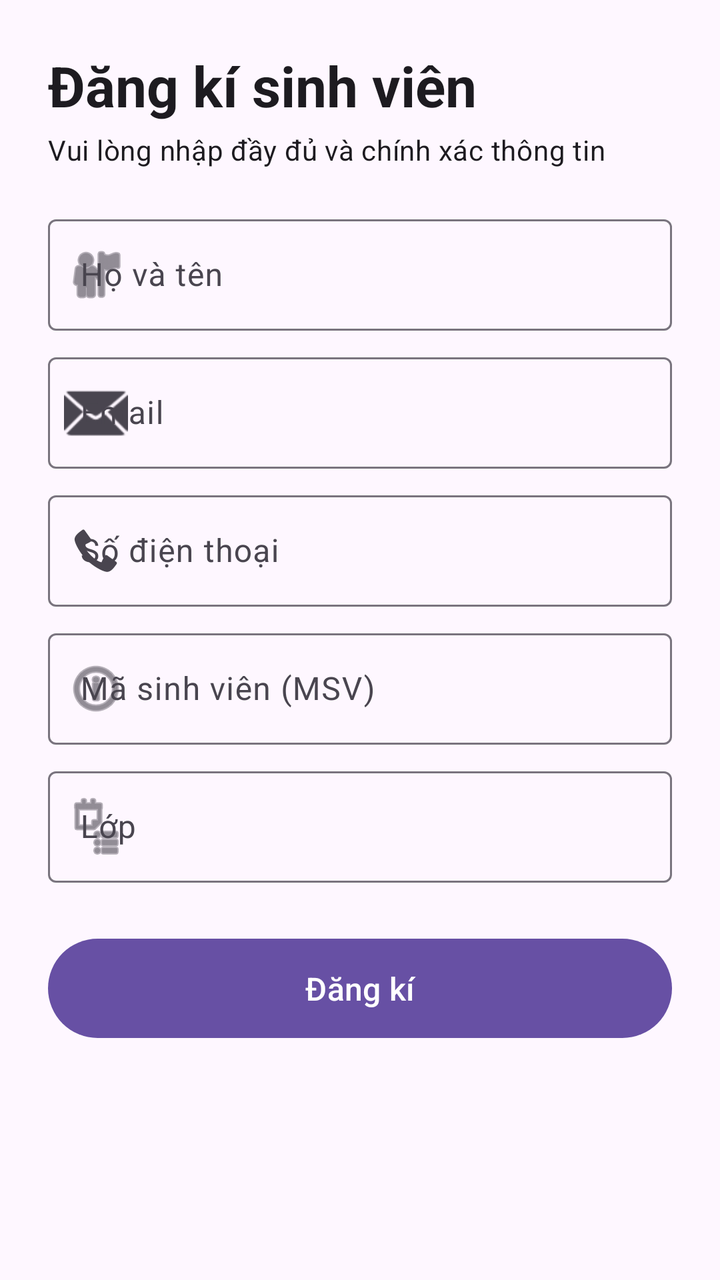
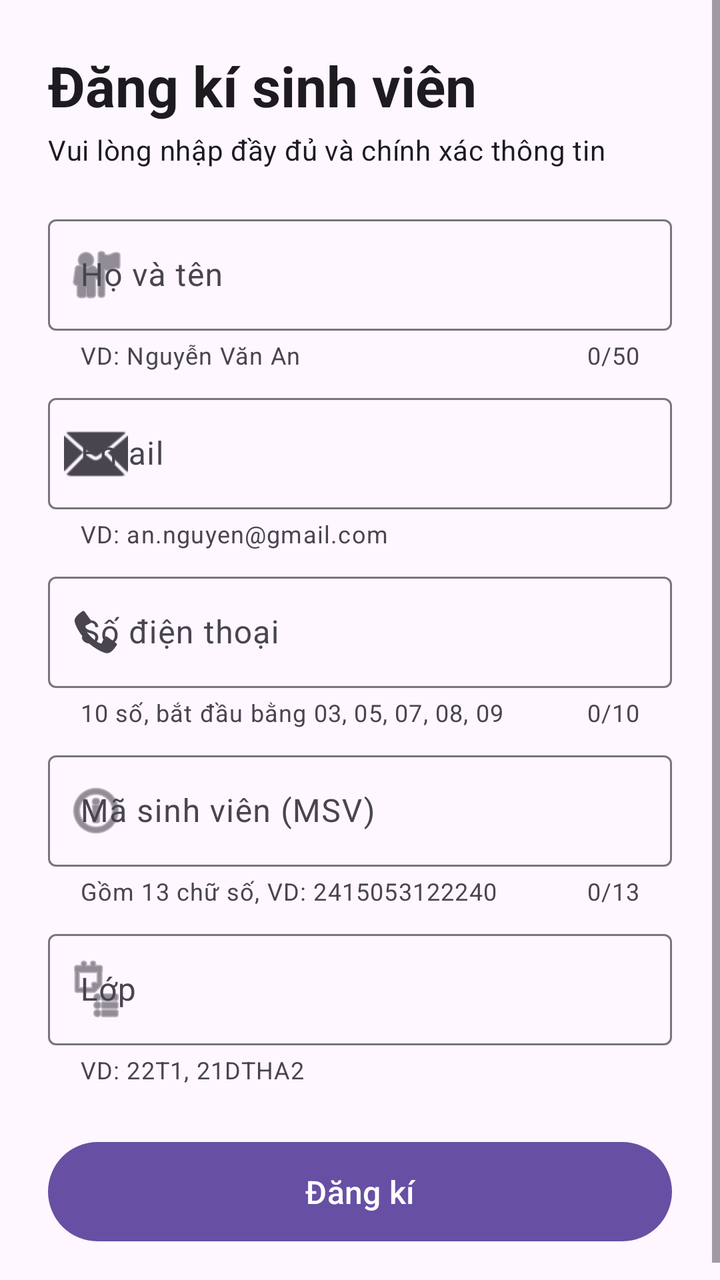

Compare the two renders of this Android layout. The source of the first and the diff that turns it into the second are given below.
<!-- AndroidManifest.xml: application theme Theme.NDT_Event_Validation -->
<!-- res/layout/activity_main.xml -->
<?xml version="1.0" encoding="utf-8"?>
<ScrollView xmlns:android="http://schemas.android.com/apk/res/android"
    xmlns:app="http://schemas.android.com/apk/res-auto"
    xmlns:tools="http://schemas.android.com/tools"
    android:id="@+id/main"
    android:layout_width="match_parent"
    android:layout_height="match_parent"
    android:fillViewport="true"
    tools:context=".MainActivity">

    <LinearLayout
        android:layout_width="match_parent"
        android:layout_height="wrap_content"
        android:orientation="vertical"
        android:padding="24dp">

        <TextView
            android:layout_width="match_parent"
            android:layout_height="wrap_content"
            android:text="@string/title_register"
            android:textAppearance="?attr/textAppearanceHeadlineMedium"
            android:textStyle="bold" />

        <TextView
            android:layout_width="match_parent"
            android:layout_height="wrap_content"
            android:layout_marginTop="4dp"
            android:layout_marginBottom="20dp"
            android:text="@string/subtitle_register"
            android:textAppearance="?attr/textAppearanceBodyMedium" />

        
        <com.google.android.material.textfield.TextInputLayout
            android:id="@+id/tilFullName"
            style="@style/Widget.Material3.TextInputLayout.OutlinedBox"
            android:layout_width="match_parent"
            android:layout_height="wrap_content"
            android:hint="@string/hint_full_name"
            app:startIconDrawable="@android:drawable/ic_menu_myplaces">

            <com.google.android.material.textfield.TextInputEditText
                android:id="@+id/edtFullName"
                android:layout_width="match_parent"
                android:layout_height="wrap_content"
                android:imeOptions="actionNext"
                android:inputType="textPersonName|textCapWords"
                android:maxLines="1" />
        </com.google.android.material.textfield.TextInputLayout>

        
        <com.google.android.material.textfield.TextInputLayout
            android:id="@+id/tilEmail"
            style="@style/Widget.Material3.TextInputLayout.OutlinedBox"
            android:layout_width="match_parent"
            android:layout_height="wrap_content"
            android:layout_marginTop="8dp"
            android:hint="@string/hint_email"
            app:startIconDrawable="@android:drawable/ic_dialog_email">

            <com.google.android.material.textfield.TextInputEditText
                android:id="@+id/edtEmail"
                android:layout_width="match_parent"
                android:layout_height="wrap_content"
                android:imeOptions="actionNext"
                android:inputType="textEmailAddress"
                android:maxLines="1" />
        </com.google.android.material.textfield.TextInputLayout>

        
        <com.google.android.material.textfield.TextInputLayout
            android:id="@+id/tilPhone"
            style="@style/Widget.Material3.TextInputLayout.OutlinedBox"
            android:layout_width="match_parent"
            android:layout_height="wrap_content"
            android:layout_marginTop="8dp"
            android:hint="@string/hint_phone"
            app:startIconDrawable="@android:drawable/stat_sys_phone_call">

            <com.google.android.material.textfield.TextInputEditText
                android:id="@+id/edtPhone"
                android:layout_width="match_parent"
                android:layout_height="wrap_content"
                android:imeOptions="actionNext"
                android:inputType="phone"
                android:maxLines="1" />
        </com.google.android.material.textfield.TextInputLayout>

        
        <com.google.android.material.textfield.TextInputLayout
            android:id="@+id/tilStudentId"
            style="@style/Widget.Material3.TextInputLayout.OutlinedBox"
            android:layout_width="match_parent"
            android:layout_height="wrap_content"
            android:layout_marginTop="8dp"
            android:hint="@string/hint_student_id"
            app:startIconDrawable="@android:drawable/ic_menu_info_details">

            <com.google.android.material.textfield.TextInputEditText
                android:id="@+id/edtStudentId"
                android:layout_width="match_parent"
                android:layout_height="wrap_content"
                android:imeOptions="actionNext"
                android:inputType="number"
                android:maxLines="1" />
        </com.google.android.material.textfield.TextInputLayout>

        
        <com.google.android.material.textfield.TextInputLayout
            android:id="@+id/tilClassName"
            style="@style/Widget.Material3.TextInputLayout.OutlinedBox"
            android:layout_width="match_parent"
            android:layout_height="wrap_content"
            android:layout_marginTop="8dp"
            android:hint="@string/hint_class_name"
            app:startIconDrawable="@android:drawable/ic_menu_agenda">

            <com.google.android.material.textfield.TextInputEditText
                android:id="@+id/edtClassName"
                android:layout_width="match_parent"
                android:layout_height="wrap_content"
                android:imeOptions="actionDone"
                android:inputType="textCapCharacters"
                android:maxLines="1" />
        </com.google.android.material.textfield.TextInputLayout>

        <com.google.android.material.button.MaterialButton
            android:id="@+id/btnRegister"
            android:layout_width="match_parent"
            android:layout_height="wrap_content"
            android:layout_marginTop="24dp"
            android:paddingVertical="14dp"
            android:text="@string/btn_register"
            android:textSize="16sp" />

    </LinearLayout>
</ScrollView>
<!-- resources referenced by this layout -->
<resources>
  <string name="btn_register">Đăng kí</string>
  <string name="hint_class_name">Lớp</string>
  <string name="hint_email">Email</string>
  <string name="hint_full_name">Họ và tên</string>
  <string name="hint_phone">Số điện thoại</string>
  <string name="hint_student_id">Mã sinh viên (MSV)</string>
  <string name="subtitle_register">Vui lòng nhập đầy đủ và chính xác thông tin</string>
  <string name="title_register">Đăng kí sinh viên</string>
  <style name="Theme.NDT_Event_Validation" parent="Base.Theme.NDT_Event_Validation" />
  <style name="Base.Theme.NDT_Event_Validation" parent="Theme.Material3.DayNight.NoActionBar">
          
          
      </style>
</resources>

<!-- the commit's change to res/layout/activity_main.xml (unified diff, before → after) -->
@@ -36,6 +36,9 @@
             android:layout_width="match_parent"
             android:layout_height="wrap_content"
             android:hint="@string/hint_full_name"
+            app:counterEnabled="true"
+            app:counterMaxLength="50"
+            app:helperText="@string/helper_full_name"
             app:startIconDrawable="@android:drawable/ic_menu_myplaces">
 
             <com.google.android.material.textfield.TextInputEditText
@@ -55,6 +58,7 @@
             android:layout_height="wrap_content"
             android:layout_marginTop="8dp"
             android:hint="@string/hint_email"
+            app:helperText="@string/helper_email"
             app:startIconDrawable="@android:drawable/ic_dialog_email">
 
             <com.google.android.material.textfield.TextInputEditText
@@ -74,6 +78,9 @@
             android:layout_height="wrap_content"
             android:layout_marginTop="8dp"
             android:hint="@string/hint_phone"
+            app:counterEnabled="true"
+            app:counterMaxLength="10"
+            app:helperText="@string/helper_phone"
             app:startIconDrawable="@android:drawable/stat_sys_phone_call">
 
             <com.google.android.material.textfield.TextInputEditText
@@ -93,6 +100,9 @@
             android:layout_height="wrap_content"
             android:layout_marginTop="8dp"
             android:hint="@string/hint_student_id"
+            app:counterEnabled="true"
+            app:counterMaxLength="13"
+            app:helperText="@string/helper_student_id"
             app:startIconDrawable="@android:drawable/ic_menu_info_details">
 
             <com.google.android.material.textfield.TextInputEditText
@@ -112,6 +122,7 @@
             android:layout_height="wrap_content"
             android:layout_marginTop="8dp"
             android:hint="@string/hint_class_name"
+            app:helperText="@string/helper_class_name"
             app:startIconDrawable="@android:drawable/ic_menu_agenda">
 
             <com.google.android.material.textfield.TextInputEditText
<!-- resource entries referenced after the edit -->
@@ -1,6 +1,11 @@
 <!-- resources referenced by this layout -->
 <resources>
   <string name="btn_register">Đăng kí</string>
+  <string name="helper_class_name">VD: 22T1, 21DTHA2</string>
+  <string name="helper_email">VD: an.nguyen@gmail.com</string>
+  <string name="helper_full_name">VD: Nguyễn Văn An</string>
+  <string name="helper_phone">10 số, bắt đầu bằng 03, 05, 07, 08, 09</string>
+  <string name="helper_student_id">Gồm 13 chữ số, VD: 2415053122240</string>
   <string name="hint_class_name">Lớp</string>
   <string name="hint_email">Email</string>
   <string name="hint_full_name">Họ và tên</string>
